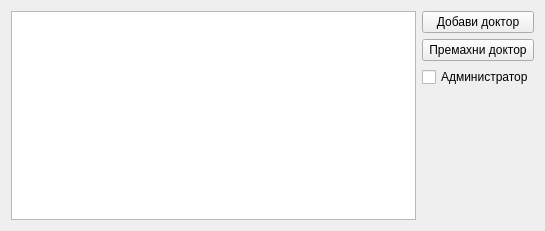
Qt form src/View/SettingsDialog/PracticeDoctorSettings/PracticeDoctorSettings.ui (thefinalcutbg/DinoDent) before a commit.
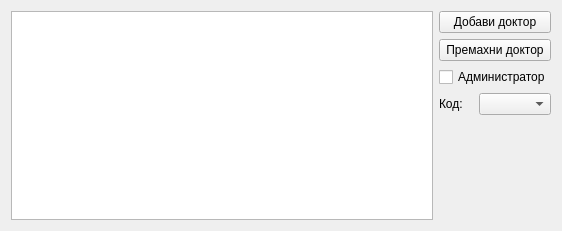
The same form after that commit.

Commit message: Doctor specialty moved to DoctorPractice

Patch:
```diff
--- a/src/View/SettingsDialog/PracticeDoctorSettings/PracticeDoctorSettings.ui
+++ b/src/View/SettingsDialog/PracticeDoctorSettings/PracticeDoctorSettings.ui
@@ -6,14 +6,14 @@
    <rect>
     <x>0</x>
     <y>0</y>
-    <width>545</width>
+    <width>562</width>
     <height>231</height>
    </rect>
   </property>
   <property name="windowTitle">
    <string>PracticeDoctorSettings</string>
   </property>
-  <layout class="QHBoxLayout" name="horizontalLayout">
+  <layout class="QHBoxLayout" name="horizontalLayout_2">
    <item>
     <widget class="QListWidget" name="doctorList"/>
    </item>
@@ -40,6 +40,20 @@
        </property>
       </widget>
      </item>
+     <item>
+      <layout class="QHBoxLayout" name="horizontalLayout">
+       <item>
+        <widget class="QLabel" name="label">
+         <property name="text">
+          <string>Код:</string>
+         </property>
+        </widget>
+       </item>
+       <item>
+        <widget class="QComboBox" name="specialtyCombo"/>
+       </item>
+      </layout>
+     </item>
      <item>
       <spacer name="verticalSpacer">
        <property name="orientation">
```
The commit also changes 39 other files.
